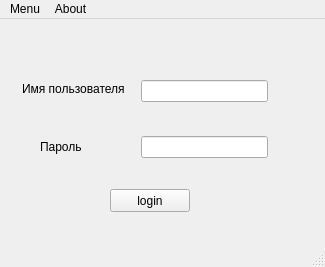
kashapov17/dWell, file dWell/mainwindow.ui: the form before one commit.
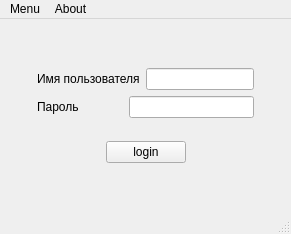
The form after the commit. Icons and pictures are not drawn.

What changed in the file:
```diff
--- a/dWell/mainwindow.ui
+++ b/dWell/mainwindow.ui
@@ -6,10 +6,22 @@
    <rect>
     <x>0</x>
     <y>0</y>
-    <width>325</width>
-    <height>267</height>
+    <width>291</width>
+    <height>234</height>
    </rect>
   </property>
+  <property name="minimumSize">
+   <size>
+    <width>291</width>
+    <height>234</height>
+   </size>
+  </property>
+  <property name="maximumSize">
+   <size>
+    <width>291</width>
+    <height>234</height>
+   </size>
+  </property>
   <property name="windowTitle">
    <string>Login</string>
   </property>
@@ -18,91 +30,191 @@
     <normaloff>:/icons/Go-home-2.svg</normaloff>:/icons/Go-home-2.svg</iconset>
   </property>
   <widget class="QWidget" name="centralwidget">
-   <widget class="QPushButton" name="loginButton">
-    <property name="geometry">
-     <rect>
-      <x>110</x>
-      <y>170</y>
-      <width>80</width>
-      <height>23</height>
-     </rect>
-    </property>
-    <property name="text">
-     <string>login</string>
-    </property>
-    <property name="shortcut">
-     <string>Return</string>
-    </property>
-   </widget>
-   <widget class="QLabel" name="login">
-    <property name="geometry">
-     <rect>
-      <x>22</x>
-      <y>62</y>
-      <width>112</width>
-      <height>16</height>
-     </rect>
-    </property>
-    <property name="text">
-     <string>Имя пользователя</string>
-    </property>
-   </widget>
-   <widget class="QLabel" name="password">
-    <property name="geometry">
-     <rect>
-      <x>40</x>
-      <y>120</y>
-      <width>46</width>
-      <height>16</height>
-     </rect>
-    </property>
-    <property name="text">
-     <string>Пароль</string>
-    </property>
-   </widget>
-   <widget class="QWidget" name="">
-    <property name="geometry">
-     <rect>
-      <x>141</x>
-      <y>61</y>
-      <width>127</width>
-      <height>78</height>
-     </rect>
-    </property>
-    <layout class="QVBoxLayout" name="verticalLayout">
-     <item>
-      <widget class="QLineEdit" name="usernameEdit"/>
-     </item>
-     <item>
-      <spacer name="verticalSpacer">
-       <property name="orientation">
-        <enum>Qt::Vertical</enum>
-       </property>
-       <property name="sizeHint" stdset="0">
-        <size>
-         <width>20</width>
-         <height>18</height>
-        </size>
-       </property>
-      </spacer>
-     </item>
-     <item>
-      <widget class="QLineEdit" name="passwdEdit">
-       <property name="echoMode">
-        <enum>QLineEdit::Password</enum>
-       </property>
-      </widget>
-     </item>
-    </layout>
-   </widget>
+   <layout class="QVBoxLayout" name="verticalLayout_4">
+    <item>
+     <layout class="QHBoxLayout" name="horizontalLayout_4">
+      <item>
+       <spacer name="horizontalSpacer_3">
+        <property name="orientation">
+         <enum>Qt::Horizontal</enum>
+        </property>
+        <property name="sizeHint" stdset="0">
+         <size>
+          <width>13</width>
+          <height>20</height>
+         </size>
+        </property>
+       </spacer>
+      </item>
+      <item>
+       <layout class="QVBoxLayout" name="verticalLayout_3">
+        <item>
+         <spacer name="verticalSpacer_2">
+          <property name="orientation">
+           <enum>Qt::Vertical</enum>
+          </property>
+          <property name="sizeHint" stdset="0">
+           <size>
+            <width>20</width>
+            <height>18</height>
+           </size>
+          </property>
+         </spacer>
+        </item>
+        <item>
+         <layout class="QVBoxLayout" name="verticalLayout_2">
+          <item>
+           <layout class="QVBoxLayout" name="verticalLayout">
+            <item>
+             <layout class="QHBoxLayout" name="horizontalLayout">
+              <item>
+               <widget class="QLabel" name="login">
+                <property name="text">
+                 <string>Имя пользователя</string>
+                </property>
+               </widget>
+              </item>
+              <item>
+               <widget class="QLineEdit" name="usernameEdit">
+                <property name="maximumSize">
+                 <size>
+                  <width>125</width>
+                  <height>29</height>
+                 </size>
+                </property>
+               </widget>
+              </item>
+             </layout>
+            </item>
+            <item>
+             <layout class="QHBoxLayout" name="horizontalLayout_2">
+              <item>
+               <widget class="QLabel" name="password">
+                <property name="text">
+                 <string>Пароль</string>
+                </property>
+               </widget>
+              </item>
+              <item>
+               <widget class="QLineEdit" name="passwdEdit">
+                <property name="maximumSize">
+                 <size>
+                  <width>125</width>
+                  <height>29</height>
+                 </size>
+                </property>
+                <property name="echoMode">
+                 <enum>QLineEdit::Password</enum>
+                </property>
+               </widget>
+              </item>
+             </layout>
+            </item>
+           </layout>
+          </item>
+          <item>
+           <spacer name="verticalSpacer">
+            <property name="orientation">
+             <enum>Qt::Vertical</enum>
+            </property>
+            <property name="sizeType">
+             <enum>QSizePolicy::Fixed</enum>
+            </property>
+            <property name="sizeHint" stdset="0">
+             <size>
+              <width>20</width>
+              <height>17</height>
+             </size>
+            </property>
+           </spacer>
+          </item>
+          <item>
+           <layout class="QHBoxLayout" name="horizontalLayout_3">
+            <item>
+             <spacer name="horizontalSpacer">
+              <property name="orientation">
+               <enum>Qt::Horizontal</enum>
+              </property>
+              <property name="sizeHint" stdset="0">
+               <size>
+                <width>40</width>
+                <height>20</height>
+               </size>
+              </property>
+             </spacer>
+            </item>
+            <item>
+             <widget class="QPushButton" name="loginButton">
+              <property name="maximumSize">
+               <size>
+                <width>80</width>
+                <height>23</height>
+               </size>
+              </property>
+              <property name="text">
+               <string>login</string>
+              </property>
+              <property name="shortcut">
+               <string>Return</string>
+              </property>
+             </widget>
+            </item>
+            <item>
+             <spacer name="horizontalSpacer_2">
+              <property name="orientation">
+               <enum>Qt::Horizontal</enum>
+              </property>
+              <property name="sizeHint" stdset="0">
+               <size>
+                <width>40</width>
+                <height>20</height>
+               </size>
+              </property>
+             </spacer>
+            </item>
+           </layout>
+          </item>
+         </layout>
+        </item>
+        <item>
+         <spacer name="verticalSpacer_3">
+          <property name="orientation">
+           <enum>Qt::Vertical</enum>
+          </property>
+          <property name="sizeHint" stdset="0">
+           <size>
+            <width>20</width>
+            <height>18</height>
+           </size>
+          </property>
+         </spacer>
+        </item>
+       </layout>
+      </item>
+      <item>
+       <spacer name="horizontalSpacer_4">
+        <property name="orientation">
+         <enum>Qt::Horizontal</enum>
+        </property>
+        <property name="sizeHint" stdset="0">
+         <size>
+          <width>13</width>
+          <height>20</height>
+         </size>
+        </property>
+       </spacer>
+      </item>
+     </layout>
+    </item>
+   </layout>
   </widget>
   <widget class="QMenuBar" name="menubar">
    <property name="geometry">
     <rect>
      <x>0</x>
      <y>0</y>
-     <width>325</width>
-     <height>20</height>
+     <width>291</width>
+     <height>27</height>
     </rect>
    </property>
    <widget class="QMenu" name="menuAbout">
```
